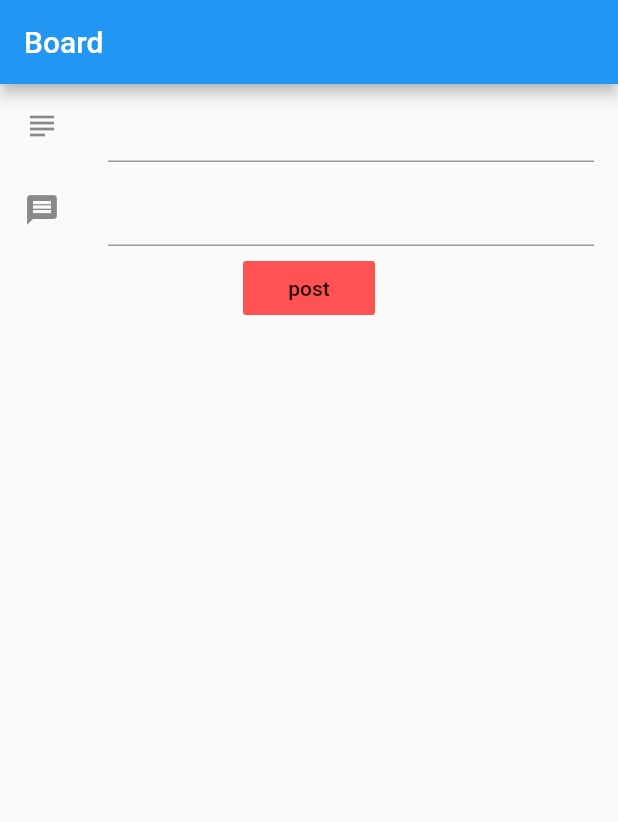
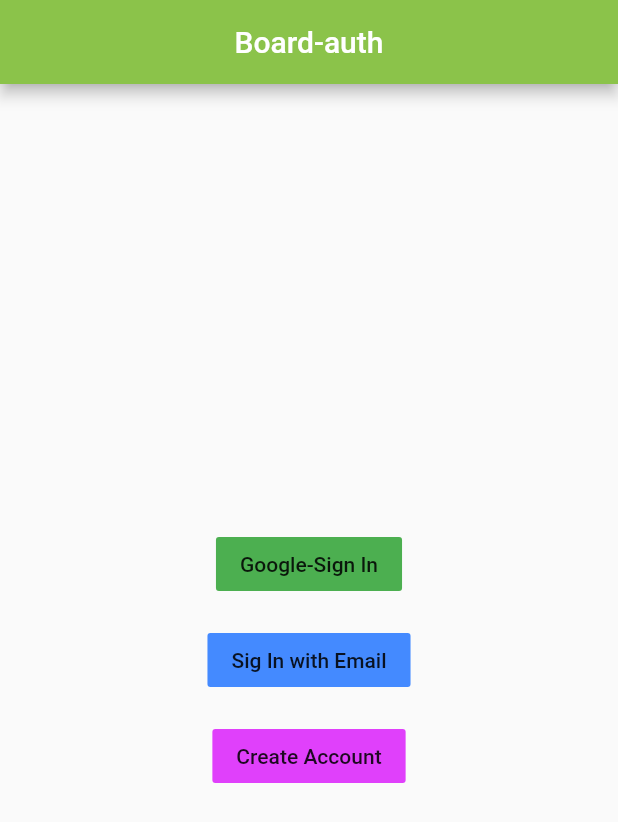
Before and after one commit to wallas83/FireBase_setUp, a Flutter app: the screen it shows after launch, on a phone screen of 412 x 824 dp. Shown: the top 822 px of the screen. Run offline on Flutter 3.47's test engine with Material 2 defaults, Android fonts, the phone set to English and light mode, and no system bars; drawn by our look-alikes of firebase_database; our stand-ins replace firebase_auth, google_sign_in; accounts and stored records are empty.

Commit message:
firebase auth

```diff
--- a/lib/main.dart
+++ b/lib/main.dart
@@ -1,9 +1,12 @@
-import 'package:firebase_database/firebase_database.dart';
-import 'package:firebase_database/ui/firebase_animated_list.dart';
-import 'package:firebase_setup/model/board.dart';
+import 'package:firebase_auth/firebase_auth.dart';
 import 'package:flutter/cupertino.dart';
 import 'package:flutter/material.dart';
 import 'package:flutter/widgets.dart';
+import 'package:google_sign_in/google_sign_in.dart';
+import 'package:firebase_database/firebase_database.dart';
+
+final FirebaseAuth _auth = FirebaseAuth.instance;
+final GoogleSignIn _googleSignIn = new GoogleSignIn();
 
 void main() => runApp(MyApp());
 
@@ -11,7 +14,7 @@ class MyApp extends StatelessWidget {
   @override
   Widget build(BuildContext context) {
     return MaterialApp(
-      title: 'Flutter Demo',
+      title: 'Auth-Firebase',
       theme: ThemeData(
         primarySwatch: Colors.blue,
       ),
@@ -26,132 +29,204 @@ class MyHomePage extends StatefulWidget {
 }
 
 class _MyHomePageState extends State<MyHomePage> {
-  List<Board> boardMessages = List();
-  Board board;
-  final FirebaseDatabase database = FirebaseDatabase.instance;
-  final GlobalKey<FormState> formkey = GlobalKey<FormState>();
-  DatabaseReference databaseReference;
-
-  @override
-  void initState() {
-    super.initState();
-    board = Board("", "");
-    databaseReference = database.reference().child("community_board");
-    databaseReference.onChildAdded.listen(_onEntryAdded);
-    databaseReference.onChildAdded.listen(_onEntryChanged);
-  }
-
-  //  void _incrementCounter() {
-//    //setting a map to firebase whit the method set
-//    database
-//        .reference()
-//        .child("message")
-//        .set({"firstname": "wilson", "lastname": "huanca", "Age": "24"});
-//    setState(() {
-//      database
-//          .reference()
-//          .child("message")
-//          .once()
-//          .then((DataSnapshot snapshot) {
-//        Map<dynamic, dynamic> data = snapshot.value;
-//
-//        print("values from firebase DB ${data.values}");
-//      });
-//      _counter++;
-//    });
-//  }
-
   @override
   Widget build(BuildContext context) {
     return Scaffold(
         appBar: AppBar(
-          title: Text("Board"),
+          title: Text("Board-auth"),
+          centerTitle: true,
+          backgroundColor: Colors.lightGreen,
         ),
-        body: Column(
+        body: Center(
+          child: Column(
+            mainAxisAlignment: MainAxisAlignment.center,
             children: <Widget>[
-            Flexible(
-              flex: 0,
-              child: Center(
-                child: Form(
-                  key: formkey,
-                  child: Flex(
-                    direction: Axis.vertical,
-                    children: <Widget>[
-                      ListTile(
-                        leading: Icon(Icons.subject),
-                        title: TextFormField(
-                          initialValue: "",
-                          onSaved: (val) => board.subjet = val,
-                          validator: (val) => val == "" ? val : null,
+              Padding(
+                padding: const EdgeInsets.all(8.0),
+                child: FlatButton(
+                  child: Text("Google-Sign In"),
+                  onPressed: () => _gSignIn(),
+                  color: Colors.green,
                 ),
               ),
-                      ListTile(
-                        leading: Icon(Icons.message),
-                        title: TextFormField(
-                          initialValue: "",
-                          onSaved: (val) => board.body = val,
-                          validator: (val) => val == "" ? val : null,
+              Padding(
+                padding: const EdgeInsets.all(8.0),
+                child: FlatButton(
+                  child: Text("Sig In with Email"),
+                  color: Colors.blueAccent,
+                  onPressed: () {},
                 ),
               ),
-                      //send or post button
-                      FlatButton(
-                        child: Text("post"),
-                        color: Colors.redAccent,
-                        onPressed: () {
-                          handleSubmit();
-                        },
+              Padding(
+                padding: const EdgeInsets.all(8.0),
+                child: FlatButton(
+                  child: Text("Create Account"),
+                  color: Colors.purpleAccent,
+                  onPressed: () {},
+                ),
               )
             ],
           ),
-                ),
-              ),
-            ),
-            Flexible(
-              //getting the data from firebase
-              child: FirebaseAnimatedList(
-                query: databaseReference,
-                itemBuilder: (_, DataSnapshot snapshot,
-                    Animation<double> animation, int index) {
-                  return new Card(
-
-                    child: ListTile(
-                      leading: CircleAvatar(
-                        backgroundColor: Colors.redAccent,
-                      ),
-                      title: Text(boardMessages[index].subjet),
-                      subtitle: Text(boardMessages[index].body),
-                    ),
-                  );
-                },
-              ),
-            )
-          ],
         ));
   }
 
-  void _onEntryAdded(Event event) {
-    setState(() {
-      boardMessages.add(Board.fromSnapshot(event.snapshot));
-    });
-  }
+  Future<FirebaseUser>_gSignIn() async {
+    GoogleSignInAccount googleSignInAccount = await _googleSignIn.signIn();
+    GoogleSignInAuthentication googleSignInAuthentication = await googleSignInAccount.authentication;
 
-  void handleSubmit() {
-    final FormState form = formkey.currentState;
-    if (form.validate()) {
-      form.save();
-      form.reset();
-      // save form data to database
-      // create a unique key
-      databaseReference.push().set(board.toJson());
+    FirebaseUser user = await _auth.signInWithGoogle(idToken: googleSignInAuthentication.idToken, accessToken: googleSignInAuthentication.accessToken);
+    print("user is :${user.displayName}");
   }
 }
 
-  void _onEntryChanged(Event event) {
-    var oldEntry = boardMessages.singleWhere((entry){
-      return entry.key == event.snapshot.key;
-    });
-    setState(() {
-      boardMessages[boardMessages.indexOf(oldEntry)] = Board.fromSnapshot(event.snapshot);
-    });
-  }
-}
+//
+//void main() => runApp(MyApp());
+//
+//class MyApp extends StatelessWidget {
+//  @override
+//  Widget build(BuildContext context) {
+//    return MaterialApp(
+//      title: 'Flutter Demo',
+//      theme: ThemeData(
+//        primarySwatch: Colors.blue,
+//      ),
+//      home: MyHomePage(),
+//    );
+//  }
+//}
+//
+//class MyHomePage extends StatefulWidget {
+//  @override
+//  _MyHomePageState createState() => _MyHomePageState();
+//}
+//
+//class _MyHomePageState extends State<MyHomePage> {
+//  List<Board> boardMessages = List();
+//  Board board;
+//  final FirebaseDatabase database = FirebaseDatabase.instance;
+//  final GlobalKey<FormState> formkey = GlobalKey<FormState>();
+//  DatabaseReference databaseReference;
+//
+//  @override
+//  void initState() {
+//    super.initState();
+//    board = Board("", "");
+//    databaseReference = database.reference().child("community_board");
+//    databaseReference.onChildAdded.listen(_onEntryAdded);
+//    databaseReference.onChildAdded.listen(_onEntryChanged);
+//  }
+//
+//  //  void _incrementCounter() {
+////    //setting a map to firebase whit the method set
+////    database
+////        .reference()
+////        .child("message")
+////        .set({"firstname": "wilson", "lastname": "huanca", "Age": "24"});
+////    setState(() {
+////      database
+////          .reference()
+////          .child("message")
+////          .once()
+////          .then((DataSnapshot snapshot) {
+////        Map<dynamic, dynamic> data = snapshot.value;
+////
+////        print("values from firebase DB ${data.values}");
+////      });
+////      _counter++;
+////    });
+////  }
+//
+//  @override
+//  Widget build(BuildContext context) {
+//    return Scaffold(
+//        appBar: AppBar(
+//          title: Text("Board"),
+//        ),
+//        body: Column(
+//          children: <Widget>[
+//            Flexible(
+//              flex: 0,
+//              child: Center(
+//                child: Form(
+//                  key: formkey,
+//                  child: Flex(
+//                    direction: Axis.vertical,
+//                    children: <Widget>[
+//                      ListTile(
+//                        leading: Icon(Icons.subject),
+//                        title: TextFormField(
+//                          initialValue: "",
+//                          onSaved: (val) => board.subjet = val,
+//                          validator: (val) => val == "" ? val : null,
+//                        ),
+//                      ),
+//                      ListTile(
+//                        leading: Icon(Icons.message),
+//                        title: TextFormField(
+//                          initialValue: "",
+//                          onSaved: (val) => board.body = val,
+//                          validator: (val) => val == "" ? val : null,
+//                        ),
+//                      ),
+//                      //send or post button
+//                      FlatButton(
+//                        child: Text("post"),
+//                        color: Colors.redAccent,
+//                        onPressed: () {
+//                          handleSubmit();
+//                        },
+//                      )
+//                    ],
+//                  ),
+//                ),
+//              ),
+//            ),
+//            Flexible(
+//              //getting the data from firebase
+//              child: FirebaseAnimatedList(
+//                query: databaseReference,
+//                itemBuilder: (_, DataSnapshot snapshot,
+//                    Animation<double> animation, int index) {
+//                  return new Card(
+//
+//                    child: ListTile(
+//                      leading: CircleAvatar(
+//                        backgroundColor: Colors.redAccent,
+//                      ),
+//                      title: Text(boardMessages[index].subjet),
+//                      subtitle: Text(boardMessages[index].body),
+//                    ),
+//                  );
+//                },
+//              ),
+//            )
+//          ],
+//        ));
+//  }
+//
+//  void _onEntryAdded(Event event) {
+//    setState(() {
+//      boardMessages.add(Board.fromSnapshot(event.snapshot));
+//    });
+//  }
+//
+//  void handleSubmit() {
+//    final FormState form = formkey.currentState;
+//    if (form.validate()) {
+//      form.save();
+//      form.reset();
+//      // save form data to database
+//      // create a unique key
+//      databaseReference.push().set(board.toJson());
+//    }
+//  }
+//
+//  void _onEntryChanged(Event event) {
+//    var oldEntry = boardMessages.singleWhere((entry){
+//      return entry.key == event.snapshot.key;
+//    });
+//    setState(() {
+//      boardMessages[boardMessages.indexOf(oldEntry)] = Board.fromSnapshot(event.snapshot);
+//    });
+//  }
+//}
--- a/pubspec.yaml
+++ b/pubspec.yaml
@@ -28,8 +28,10 @@ dependencies:
 #  firebase_database: ^3.0.4
 
   firebase_auth: "^0.5.8"
+  google_sign_in: ^4.0.4
   firebase_core: any
   firebase_database: "^0.4.6"
+
 
 dev_dependencies:
   flutter_test:
```
Also changed, not shown: pubspec.lock. Lines whose indentation alone changed are shown as unchanged.
